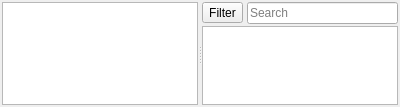
Old version of the form worldeditor/src/editors/contentbrowser/contentbrowser.ui in the repository thunder-engine/thunder.
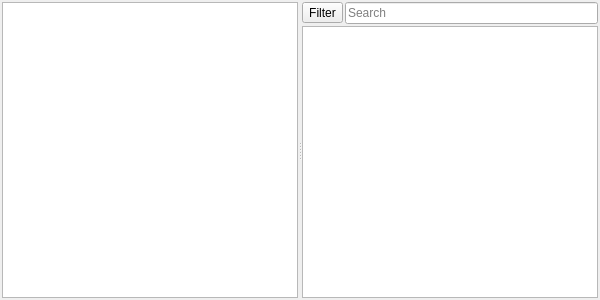
New version of the form.

Patch:
```diff
--- a/worldeditor/src/editors/contentbrowser/contentbrowser.ui
+++ b/worldeditor/src/editors/contentbrowser/contentbrowser.ui
@@ -6,8 +6,8 @@
    <rect>
     <x>0</x>
     <y>0</y>
-    <width>400</width>
-    <height>107</height>
+    <width>600</width>
+    <height>300</height>
    </rect>
   </property>
   <property name="windowTitle">
@@ -65,19 +65,13 @@
        <item>
         <layout class="QHBoxLayout" name="filterLayout">
          <property name="spacing">
-          <number>4</number>
+          <number>2</number>
          </property>
          <property name="topMargin">
           <number>0</number>
          </property>
          <item>
           <widget class="QToolButton" name="filterButton">
-           <property name="minimumSize">
-            <size>
-             <width>0</width>
-             <height>0</height>
-            </size>
-           </property>
            <property name="text">
             <string>Filter</string>
            </property>
```
